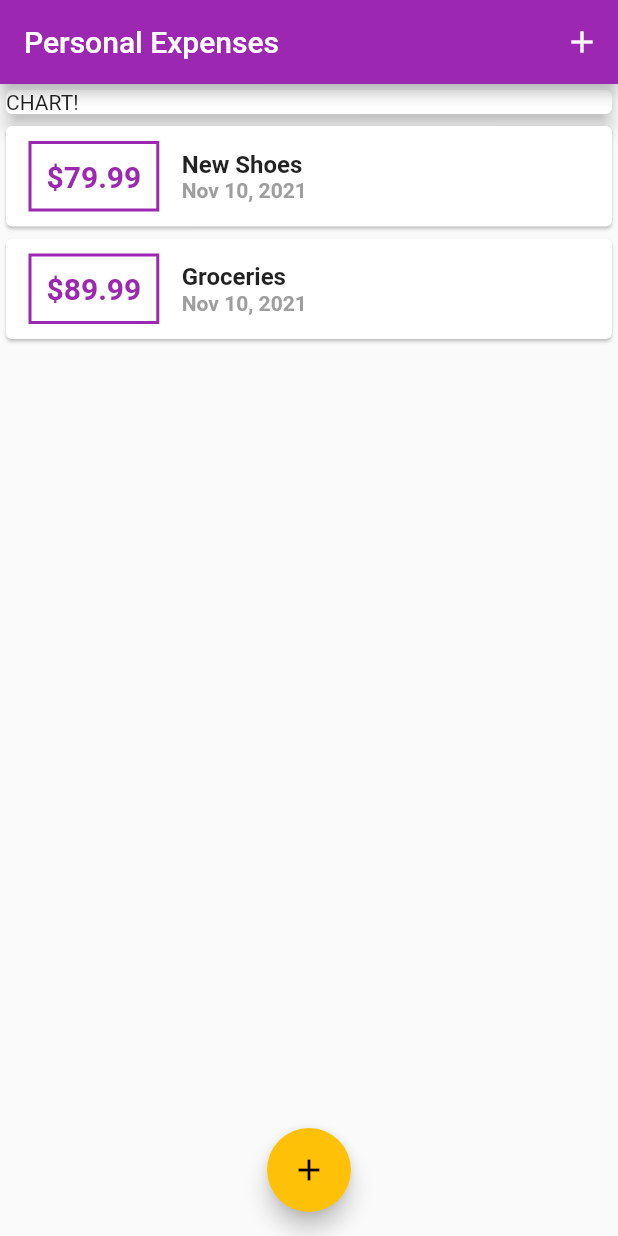
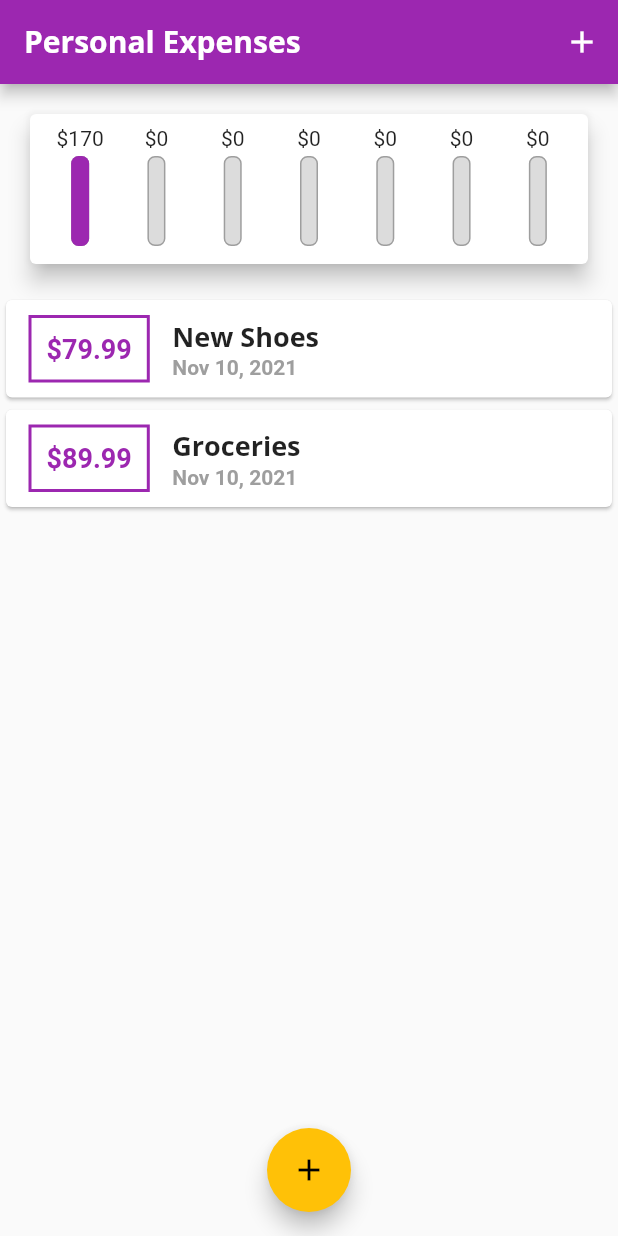
Before and after one commit to emmanueletti/flutter_expense_planner, a Flutter app: the screen it shows after launch, on a phone screen of 412 x 824 dp. Run offline on Flutter 3.47's test engine with Material 2 defaults, Android fonts, the phone set to English and light mode, and no system bars.

Commit message:
finished lesson 106

```diff
--- a/lib/main.dart
+++ b/lib/main.dart
@@ -1,4 +1,5 @@
 import 'package:flutter/material.dart';
+import 'package:flutter_expense_planner/widgets/chart.dart';
 import 'package:flutter_expense_planner/widgets/new_transaction.dart';
 import 'package:flutter_expense_planner/widgets/transaction_list.dart';
 import 'models/transaction.dart';
@@ -11,14 +12,33 @@ class MyApp extends StatelessWidget {
     return MaterialApp(
       title: 'Personal Expenses',
       home: MyHomePage(),
-      // theme configures set colors and fonts and other values for the app
-      // can directly access the values using the context object
+      // theme configures colors and fonts and other values for the app
+      // can directly access these set global values anywhere throughout the app
+      // using the context object
       theme: ThemeData(
         // primary swatch with automatically pull out the different shades
         // of the primary color for the app widgets to access
         primarySwatch: Colors.purple,
         // no swatch setting for accent color
         accentColor: Colors.amber,
+        // font name needs to match exactly as that in pubspec
+        fontFamily: 'Quicksand',
+        textTheme: ThemeData.light().textTheme.copyWith(
+              headline6: const TextStyle(
+                fontFamily: 'OpenSans',
+                fontWeight: FontWeight.bold,
+                fontSize: 18,
+              ),
+            ),
+        appBarTheme: AppBarTheme(
+          textTheme: ThemeData.light().textTheme.copyWith(
+                headline6: TextStyle(
+                  fontFamily: 'OpenSans',
+                  fontSize: 20,
+                  fontWeight: FontWeight.bold,
+                ),
+              ),
+        ),
       ),
     );
   }
@@ -45,6 +65,17 @@ class _MyHomePageState extends State<MyHomePage> {
     )
   ];
 
+  List<Transaction> get _recentTransactions {
+    // Darts filter function
+    return _userTransactions.where((tx) {
+      return tx.date.isAfter(
+        DateTime.now().subtract(
+          const Duration(days: 7),
+        ),
+      );
+    }).toList();
+  }
+
   void _addNewTransaction(String txTitle, double txAmount) {
     final newTx = Transaction(
       // work around to get a unique id string
@@ -64,12 +95,13 @@ class _MyHomePageState extends State<MyHomePage> {
     });
   }
 
-  void _startProcessAddingTransaction(BuildContext context, setUserTxState) {
+  // by convention, methods and fields in private state are themselves
+  // made private
+  void _openNewTransactionForm(BuildContext context, setUserTxState) {
+    // showModalBottomSheet is a function built into flutter
     showModalBottomSheet(
       context: context,
-      builder: (bctx) {
-        return NewTransaction(setUserTxState);
-      },
+      builder: (bctx) => NewTransaction(setUserTxState),
     );
   }
 
@@ -84,13 +116,8 @@ class _MyHomePageState extends State<MyHomePage> {
         actions: [
           IconButton(
             icon: const Icon(Icons.add),
-            onPressed: () {
-              // showModalBottomSheet is a function built into flutter
-              showModalBottomSheet(
-                context: context,
-                builder: (bctx) => NewTransaction(_addNewTransaction),
-              );
-            },
+            onPressed: () =>
+                _openNewTransactionForm(context, _addNewTransaction),
           ),
         ],
       ),
@@ -112,27 +139,23 @@ class _MyHomePageState extends State<MyHomePage> {
             // Container acts as the middle widget to control the size, which
             // subsequently controls the size of Card and Text as the sizeable
             // Container now serves as the direct child of Card and direct parent of Text
-            Card(
-              child: Container(
-                // A width of double.infinity is a enum representation of a behind
-                // the scenes number. "double.infinity" tells Flutter to give
-                // the widget as much width as possible.
-                width: double.infinity,
-                child: const Text('CHART!'),
-              ),
-              elevation: 5,
+            SizedBox(
+              // A width of double.infinity is a enum representation of a behind
+              // the scenes number. "double.infinity" tells Flutter to give
+              // the widget as much width as possible.
+              width: double.infinity,
+              child: Chart(_recentTransactions),
             ),
             TransactionList(_userTransactions),
           ],
         ),
       ),
 
-      // both named arguements to body
+      // both named arguements to Scaffold widget
       floatingActionButtonLocation: FloatingActionButtonLocation.centerFloat,
       floatingActionButton: FloatingActionButton(
         child: Icon(Icons.add),
-        onPressed: () =>
-            _startProcessAddingTransaction(context, _addNewTransaction),
+        onPressed: () => _openNewTransactionForm(context, _addNewTransaction),
       ),
     );
   }
--- /dev/null
+++ b/lib/widgets/chart.dart
@@ -0,0 +1,76 @@
+import 'package:flutter/material.dart';
+import 'package:flutter_expense_planner/models/transaction.dart';
+import 'package:flutter_expense_planner/widgets/chart_bar.dart';
+import 'package:intl/intl.dart';
+
+class Chart extends StatelessWidget {
+  const Chart(this.recentTransctions, {Key? key}) : super(key: key);
+
+  final List<Transaction> recentTransctions;
+
+  // We could make our own custom class / type
+  // Takes recent transactions (which is defined as transactions within the
+  // past week) and groups them by day
+  List<Map<String, dynamic>> get groupedTransactionValues {
+    // Lesson 100 to review
+
+    return List.generate(7, (index) {
+      final weekDay = DateTime.now().subtract(Duration(days: index));
+      var totalSum = 0.0;
+      // Loop within a loop - not a great scalable algorithm
+      // if recentTranscations is a very long list, could be a perfomance hit
+      for (var i = 0; i < recentTransctions.length; i++) {
+        bool sameDay = recentTransctions[i].date.day == weekDay.day;
+        bool sameMonth = recentTransctions[i].date.month == weekDay.month;
+        bool sameYear = recentTransctions[i].date.year == weekDay.year;
+
+        // if transactions all occured on the same day
+        // isolating day, month, and year b/c datetime object has timestamp
+        // value while would make direct comparison always return false
+        // due to timestamp
+        if (sameDay && sameMonth && sameYear) {
+          totalSum += recentTransctions[i].amount;
+        }
+      }
+      return {
+        'day': DateFormat.E().format(weekDay).substring(0, 1),
+        'amount': totalSum
+      };
+    });
+  }
+
+  // calculates the total spending of the whole period of grouped transaction
+  // here defined as the last 7 days
+  double get totalSpending {
+    return groupedTransactionValues.fold(0.0, (acc, tx) {
+      return acc += tx['amount'];
+    });
+  }
+
+  @override
+  Widget build(BuildContext context) {
+    return Card(
+      elevation: 6,
+      margin: EdgeInsets.all(20),
+      child: Padding(
+        padding: const EdgeInsets.all(8.0),
+        child: Row(
+          mainAxisAlignment: MainAxisAlignment.spaceAround,
+          children: groupedTransactionValues.map((data) {
+            var spendingPercentOfTotal =
+                totalSpending == 0.0 ? 0.0 : data['amount'] / totalSpending;
+            // Flexfit is distribute available space
+            // Flexfit tight forces the children into thier available space
+            // and prevents them from growing beyond that
+            // think of it like css flexbox
+            return Flexible(
+              fit: FlexFit.tight,
+              child:
+                  ChartBar(data['day'], data['amount'], spendingPercentOfTotal),
+            );
+          }).toList(),
+        ),
+      ),
+    );
+  }
+}
--- /dev/null
+++ b/lib/widgets/chart_bar.dart
@@ -0,0 +1,54 @@
+import 'package:flutter/material.dart';
+
+class ChartBar extends StatelessWidget {
+  const ChartBar(this.label, this.spendingAmount, this.spendingPercentOfTotal,
+      {Key? key})
+      : super(key: key);
+
+  final String label;
+  final double spendingAmount;
+  final double spendingPercentOfTotal;
+
+  @override
+  Widget build(BuildContext context) {
+    return Column(
+      children: [
+        FittedBox(
+          child: Text('\$${spendingAmount.toStringAsFixed(0)}'),
+        ),
+        const SizedBox(
+          height: 4,
+        ),
+        Container(
+          height: 60,
+          width: 12,
+          // Stack starts with the bottom most widget
+          child: Stack(
+            children: [
+              Container(
+                decoration: BoxDecoration(
+                  border: Border.all(color: Colors.grey, width: 1.0),
+                  color: const Color.fromRGBO(220, 220, 220, 1),
+                  borderRadius: BorderRadius.circular(5),
+                ),
+              ),
+              FractionallySizedBox(
+                // needs a value between 0 and 1 to determine the percentage
+                // of the next surrounding defined height to take up.
+                // The next surrounding defined height is 60
+                heightFactor: spendingPercentOfTotal,
+                child: Container(
+                  decoration: BoxDecoration(
+                    color: Theme.of(context).primaryColor,
+                    borderRadius: BorderRadius.circular(5),
+                  ),
+                ),
+              )
+            ],
+          ),
+        ),
+        const SizedBox(height: 4),
+      ],
+    );
+  }
+}
--- a/lib/widgets/transaction_list.dart
+++ b/lib/widgets/transaction_list.dart
@@ -37,7 +37,28 @@ class TransactionList extends StatelessWidget {
       // and a function that will be called the x amount of times aka itemBuilder
       // the function will provide an index counter that can then be used to
       // reference an array/list
-      child: ListView.builder(
+      child: userTransactions.isEmpty
+          ? Column(
+              children: [
+                Text(
+                  'No transactions added yet!',
+                  style: Theme.of(context).textTheme.headline6,
+                ),
+                const SizedBox(
+                  height: 50,
+                ),
+                SizedBox(
+                  height: 200,
+                  child: Image.asset(
+                    'assets/images/waiting.png',
+                    // same as doing image width/height as 100% in css
+                    // will cover the parents dimensions
+                    fit: BoxFit.cover,
+                  ),
+                )
+              ],
+            )
+          : ListView.builder(
               itemCount: userTransactions.length,
               itemBuilder: (BuildContext context, int index) {
                 return SizedBox(
@@ -63,7 +84,7 @@ class TransactionList extends StatelessWidget {
                             "\$${userTransactions[index].amount.toStringAsFixed(2)}",
                             style: TextStyle(
                               fontWeight: FontWeight.bold,
-                        fontSize: 20,
+                              fontSize: 18,
                               color: Theme.of(context).primaryColor,
                             ),
                           ),
@@ -73,16 +94,15 @@ class TransactionList extends StatelessWidget {
                           children: <Widget>[
                             Text(
                               userTransactions[index].title,
-                        style: const TextStyle(
-                          fontSize: 16,
-                          fontWeight: FontWeight.bold,
-                        ),
+                              style: Theme.of(context).textTheme.headline6,
                             ),
                             Text(
                               // DateFormat package
-                        DateFormat.yMMMd().format(userTransactions[index].date),
+                              DateFormat.yMMMd()
+                                  .format(userTransactions[index].date),
                               style: const TextStyle(
-                            fontWeight: FontWeight.bold, color: Colors.grey),
+                                  fontWeight: FontWeight.bold,
+                                  color: Colors.grey),
                             )
                           ],
                         ),
```
Also changed, not shown: pubspec.yaml (+14 -11 lines), assets/fonts/OpenSans-Bold.ttf (added), assets/fonts/OpenSans-Regular.ttf (added), assets/fonts/Quicksand-Bold.ttf (added), assets/fonts/Quicksand-Light.ttf (added), assets/fonts/Quicksand-Medium.ttf (added), assets/fonts/Quicksand-Regular.ttf (added), assets/images/waiting.png (added). Lines whose indentation alone changed are shown as unchanged.
